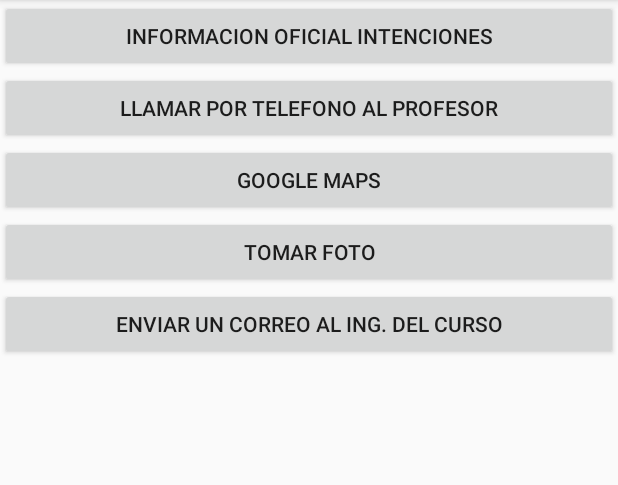
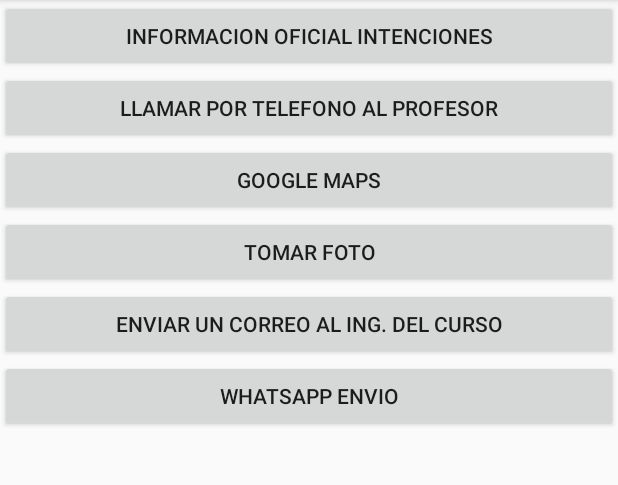
Before and after one commit to ruizhuillca/mitema2, an Android app: the Intenciones screen opened directly, with no data from a screen before it, on a phone screen of 412 x 824 dp, the part 84-569 px from its top. Run offline under Robolectric (Android 15) with nearby library versions, the phone set to English and light mode, and no system bars.

Commit message:
Intencion hacia una app en partiular ayudandonos con el package manager

```diff
--- a/app/src/main/res/layout/activity_intenciones.xml
+++ b/app/src/main/res/layout/activity_intenciones.xml
@@ -32,4 +32,10 @@
         android:layout_height="wrap_content"
         android:onClick="email"
         android:text="Enviar un correo al Ing. del curso" />
+
+    <Button
+        android:layout_width="match_parent"
+        android:layout_height="wrap_content"
+        android:onClick="whatsapp"
+        android:text="Whatsapp envio" />
 </LinearLayout>
```
Also changed, not shown: app/src/main/java/com/example/mitema2online/Intenciones.java (+28 -0 lines).
